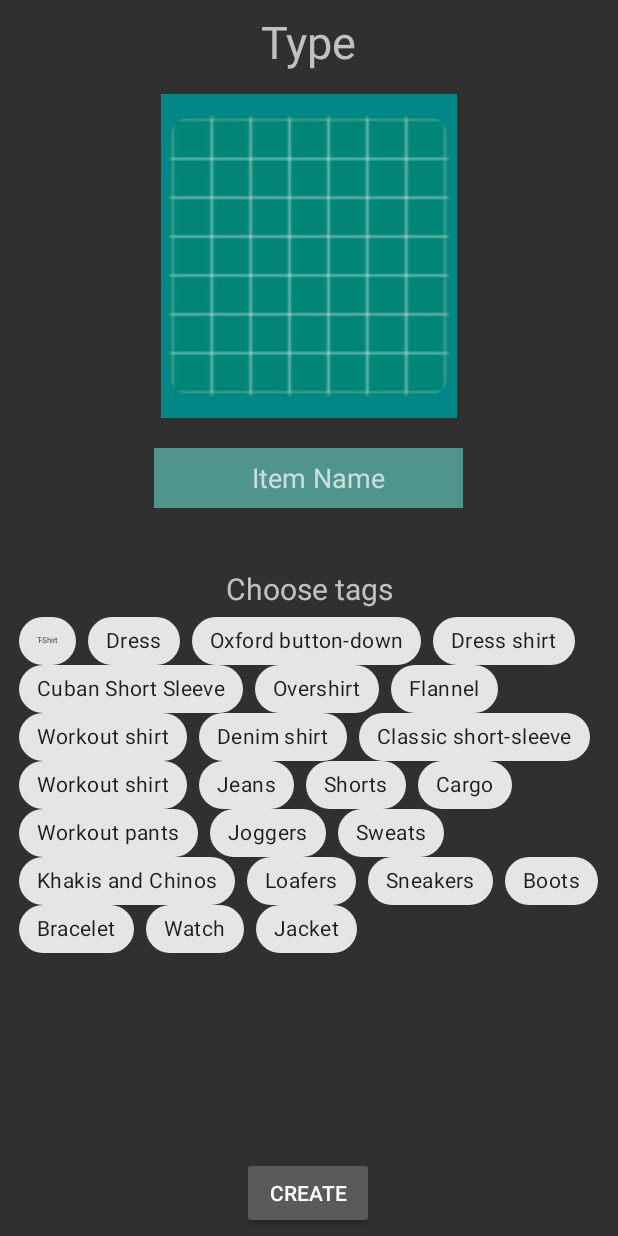
After one commit to Alvarobenz/Tommyscloset, an Android app: the layout activity_upload_item.xml on its own in the app's theme, with its tools: preview values and no code run, on a phone screen of 412 x 824 dp. The commit adds this screen. Run offline under Robolectric (Android 15) with nearby library versions, the phone set to English and light mode, and no system bars.

Commit message:
Tags and item info being pushed to Realtime Database successfully.

```diff
--- a/app/build.gradle
+++ b/app/build.gradle
@@ -37,4 +37,7 @@ dependencies {
     implementation 'com.google.firebase:firebase-auth:19.3.0'
     implementation 'com.android.support:multidex:1.0.3'
     implementation 'com.squareup.picasso:picasso:2.71828'
+    implementation 'com.google.android.material:material:1.2.0-alpha05'
+
+
 }
--- a/app/src/main/AndroidManifest.xml
+++ b/app/src/main/AndroidManifest.xml
@@ -14,6 +14,7 @@
         android:roundIcon="@mipmap/ic_launcher_round"
         android:supportsRtl="true"
         android:theme="@style/AppTheme">
+        <activity android:name=".uploadItem"></activity>
         <activity android:name=".uploadImage" />
         <activity android:name=".ClothesuploadSelect" />
         <activity android:name=".Galleryview" />
@@ -38,9 +39,8 @@
             android:grantUriPermissions="true">
             <meta-data
                 android:name="android.support.FILE_PROVIDER_PATHS"
-                android:resource="@xml/file_paths"> </meta-data>
+                android:resource="@xml/file_paths"></meta-data>
         </provider>
-
     </application>
 
 </manifest>
--- a/app/src/main/java/com/example/tommyscloset/Accountsettings.java
+++ b/app/src/main/java/com/example/tommyscloset/Accountsettings.java
@@ -466,7 +466,7 @@ public class Accountsettings extends AppCompatActivity {
     // or ----- startActivityForResult(galleryIntent, IMAGE_PICK_GALLERY_CODE);
     // request code will tell us, result code will tell us if
     @Override
-    protected void onActivityResult(int resultCode, int requestCode, @Nullable Intent data) {
+    protected void onActivityResult(int requestCode, int resultCode, @Nullable Intent data) {
         // After picking image from Camera or Gallery
         if (resultCode == RESULT_OK) {
             if (requestCode == IMAGE_PICK_GALLERY_CODE){
--- /dev/null
+++ b/app/src/main/res/layout/activity_upload_item.xml
@@ -0,0 +1,273 @@
+<?xml version="1.0" encoding="utf-8"?>
+<androidx.constraintlayout.widget.ConstraintLayout xmlns:android="http://schemas.android.com/apk/res/android"
+    xmlns:app="http://schemas.android.com/apk/res-auto"
+    xmlns:tools="http://schemas.android.com/tools"
+    android:layout_width="match_parent"
+    android:layout_height="match_parent"
+    tools:context=".Accountsettings">
+
+
+    <TextView
+        android:id="@+id/itemTypeTxt"
+        android:layout_width="wrap_content"
+        android:layout_height="wrap_content"
+        android:text="Type"
+        android:textSize="30sp"
+        app:layout_constraintBottom_toTopOf="@+id/itemImageView"
+        app:layout_constraintEnd_toEndOf="parent"
+        app:layout_constraintStart_toStartOf="parent"
+        app:layout_constraintTop_toTopOf="parent"
+        app:layout_constraintVertical_bias="0.319" />
+
+    <TextView
+        android:id="@+id/itemTagTxt"
+        android:layout_width="wrap_content"
+        android:layout_height="wrap_content"
+        android:layout_marginBottom="184dp"
+
+        android:text="Choose tags"
+        android:textSize="20sp"
+        app:layout_constraintBottom_toTopOf="@+id/buttonCreate"
+        app:layout_constraintEnd_toEndOf="parent"
+        app:layout_constraintStart_toStartOf="parent"
+        app:layout_constraintTop_toBottomOf="@+id/itemNameTxt"
+        app:layout_constraintVertical_bias="0.18" />
+
+
+    <Button
+        android:id="@+id/buttonCreate"
+        android:layout_width="wrap_content"
+        android:layout_height="wrap_content"
+        android:text="Create"
+        app:layout_constraintBottom_toBottomOf="parent"
+        app:layout_constraintEnd_toEndOf="parent"
+        app:layout_constraintHorizontal_bias="0.498"
+        app:layout_constraintStart_toStartOf="parent"
+        app:layout_constraintTop_toBottomOf="@+id/itemImageView"
+        app:layout_constraintVertical_bias="0.991" />
+
+    <ImageView
+        android:id="@+id/itemImageView"
+        android:layout_width="197dp"
+        android:layout_height="216dp"
+        android:layout_marginTop="33dp"
+        android:background="@color/design_default_color_secondary_variant"
+        android:padding="5dp"
+        app:layout_constraintBottom_toBottomOf="parent"
+        app:layout_constraintEnd_toEndOf="parent"
+        app:layout_constraintStart_toStartOf="parent"
+        app:layout_constraintTop_toTopOf="parent"
+        app:layout_constraintVertical_bias="0.051"
+        app:srcCompat="@mipmap/ic_launcher" />
+
+    <EditText
+        android:id="@+id/itemNameTxt"
+        android:layout_width="206dp"
+        android:layout_height="40dp"
+        android:layout_marginTop="20dp"
+        android:background="#A361CFBF"
+        android:hint="              Item Name"
+        app:layout_constraintEnd_toEndOf="parent"
+        app:layout_constraintHorizontal_bias="0.497"
+        app:layout_constraintStart_toStartOf="parent"
+        app:layout_constraintTop_toBottomOf="@+id/itemImageView" />
+
+    <com.google.android.material.chip.ChipGroup
+        android:id="@+id/chipGroup1"
+        android:layout_width="wrap_content"
+        android:layout_height="wrap_content"
+        android:layout_marginStart="0dp"
+        android:layout_marginTop="5dp"
+        android:layout_marginEnd="0dp"
+        android:layout_marginBottom="50dp"
+        android:paddingStart="0dp"
+        android:paddingEnd="0dp"
+
+
+
+        android:visibility="visible"
+        app:chipSpacing="0dp"
+        app:layout_constraintBottom_toTopOf="@+id/buttonCreate"
+        app:layout_constraintEnd_toEndOf="@+id/itemImageView"
+        app:layout_constraintHorizontal_bias="0.502"
+        app:layout_constraintStart_toStartOf="@+id/itemImageView"
+        app:layout_constraintTop_toBottomOf="@+id/itemTagTxt"
+        app:layout_constraintVertical_bias="0.0"
+        android:theme="@style/Theme.MaterialComponents.Light"
+        tools:visibility="visible">
+
+        <com.google.android.material.chip.Chip
+            style="@style/Widget.MaterialComponents.Chip.Filter"
+            android:layout_width="wrap_content"
+            android:layout_height="wrap_content"
+            android:text="T-Shirt"
+            android:textSize="5dp"
+            app:chipMinTouchTargetSize="0dp"
+            />
+
+        <com.google.android.material.chip.Chip
+            style="@style/Widget.MaterialComponents.Chip.Filter"
+            android:layout_width="wrap_content"
+            android:layout_height="wrap_content"
+            android:text="Dress"
+            app:chipMinTouchTargetSize="0dp"/>
+
+        <com.google.android.material.chip.Chip
+            style="@style/Widget.MaterialComponents.Chip.Filter"
+            android:layout_width="wrap_content"
+            android:layout_height="wrap_content"
+            android:text="Oxford button-down"
+            app:chipMinTouchTargetSize="0dp"/>
+
+        <com.google.android.material.chip.Chip
+            style="@style/Widget.MaterialComponents.Chip.Filter"
+            android:layout_width="wrap_content"
+            android:layout_height="wrap_content"
+            android:text="Dress shirt"
+            app:chipMinTouchTargetSize="0dp"/>
+
+        <com.google.android.material.chip.Chip
+            style="@style/Widget.MaterialComponents.Chip.Filter"
+            android:layout_width="wrap_content"
+            android:layout_height="wrap_content"
+            android:text="Cuban Short Sleeve"
+            app:chipMinTouchTargetSize="0dp"/>
+
+        <com.google.android.material.chip.Chip
+            style="@style/Widget.MaterialComponents.Chip.Filter"
+            android:layout_width="wrap_content"
+            android:layout_height="wrap_content"
+            android:text="Overshirt"
+            app:chipMinTouchTargetSize="0dp"/>
+
+        <com.google.android.material.chip.Chip
+            style="@style/Widget.MaterialComponents.Chip.Filter"
+            android:layout_width="wrap_content"
+            android:layout_height="wrap_content"
+            android:text="Flannel"
+            app:chipMinTouchTargetSize="0dp"/>
+
+        <com.google.android.material.chip.Chip
+            style="@style/Widget.MaterialComponents.Chip.Filter"
+            android:layout_width="wrap_content"
+            android:layout_height="wrap_content"
+            android:text="Workout shirt"
+            app:chipMinTouchTargetSize="0dp"/>
+
+        <com.google.android.material.chip.Chip
+            style="@style/Widget.MaterialComponents.Chip.Filter"
+            android:layout_width="wrap_content"
+            android:layout_height="wrap_content"
+            android:text="Denim shirt"
+            app:chipMinTouchTargetSize="0dp"/>
+
+        <com.google.android.material.chip.Chip
+            style="@style/Widget.MaterialComponents.Chip.Filter"
+            android:layout_width="wrap_content"
+            android:layout_height="wrap_content"
+            android:text="Classic short-sleeve"
+            app:chipMinTouchTargetSize="0dp"/>
+
+        <com.google.android.material.chip.Chip
+            style="@style/Widget.MaterialComponents.Chip.Filter"
+            android:layout_width="wrap_content"
+            android:layout_height="wrap_content"
+            android:text="Workout shirt"
+            app:chipMinTouchTargetSize="0dp"/>
+
+        <com.google.android.material.chip.Chip
+            style="@style/Widget.MaterialComponents.Chip.Filter"
+            android:layout_width="wrap_content"
+            android:layout_height="wrap_content"
+            android:text="Jeans"
+            app:chipMinTouchTargetSize="0dp"/>
+
+        <com.google.android.material.chip.Chip
+            style="@style/Widget.MaterialComponents.Chip.Filter"
+            android:layout_width="wrap_content"
+            android:layout_height="wrap_content"
+            android:text="Shorts"
+            app:chipMinTouchTargetSize="0dp"/>
+
+        <com.google.android.material.chip.Chip
+            style="@style/Widget.MaterialComponents.Chip.Filter"
+            android:layout_width="wrap_content"
+            android:layout_height="wrap_content"
+            android:text="Cargo"
+            app:chipMinTouchTargetSize="0dp"/>
+
+        <com.google.android.material.chip.Chip
+            style="@style/Widget.MaterialComponents.Chip.Filter"
+            android:layout_width="wrap_content"
+            android:layout_height="wrap_content"
+            android:text="Workout pants"
+            app:chipMinTouchTargetSize="0dp"/>
+
+        <com.google.android.material.chip.Chip
+            style="@style/Widget.MaterialComponents.Chip.Filter"
+            android:layout_width="wrap_content"
+            android:layout_height="wrap_content"
+            android:text="Joggers"
+            app:chipMinTouchTargetSize="0dp"/>
+
+        <com.google.android.material.chip.Chip
+            style="@style/Widget.MaterialComponents.Chip.Filter"
+            android:layout_width="wrap_content"
+            android:layout_height="wrap_content"
+            android:text="Sweats"
+            app:chipMinTouchTargetSize="0dp"/>
+
+        <com.google.android.material.chip.Chip
+            style="@style/Widget.MaterialComponents.Chip.Filter"
+            android:layout_width="wrap_content"
+            android:layout_height="wrap_content"
+            android:text="Khakis and Chinos"
+            app:chipMinTouchTargetSize="0dp"/>
+
+        <com.google.android.material.chip.Chip
+            style="@style/Widget.MaterialComponents.Chip.Filter"
+            android:layout_width="wrap_content"
+            android:layout_height="wrap_content"
+            android:text="Loafers"
+            app:chipMinTouchTargetSize="0dp"/>
+
+        <com.google.android.material.chip.Chip
+            style="@style/Widget.MaterialComponents.Chip.Filter"
+            android:layout_width="wrap_content"
+            android:layout_height="wrap_content"
+            android:text="Sneakers"
+            app:chipMinTouchTargetSize="0dp"/>
+
+        <com.google.android.material.chip.Chip
+            style="@style/Widget.MaterialComponents.Chip.Filter"
+            android:layout_width="wrap_content"
+            android:layout_height="wrap_content"
+            android:text="Boots"
+            app:chipMinTouchTargetSize="0dp"/>
+
+        <com.google.android.material.chip.Chip
+            style="@style/Widget.MaterialComponents.Chip.Filter"
+            android:layout_width="wrap_content"
+            android:layout_height="wrap_content"
+            android:text="Bracelet"
+            app:chipMinTouchTargetSize="0dp"/>
+
+        <com.google.android.material.chip.Chip
+            style="@style/Widget.MaterialComponents.Chip.Filter"
+            android:layout_width="wrap_content"
+            android:layout_height="wrap_content"
+            android:text="Watch"
+            app:chipMinTouchTargetSize="0dp"/>
+
+        <com.google.android.material.chip.Chip
+            style="@style/Widget.MaterialComponents.Chip.Filter"
+            android:layout_width="wrap_content"
+            android:layout_height="wrap_content"
+            android:text="Jacket"
+            app:chipMinTouchTargetSize="0dp"/>
+
+
+    </com.google.android.material.chip.ChipGroup>
+
+
+</androidx.constraintlayout.widget.ConstraintLayout>
```
Also changed, not shown: app/src/main/java/com/example/tommyscloset/Clothesupload.java (+4 -8 lines), app/src/main/java/com/example/tommyscloset/item.java (added, +41 -0 lines), app/src/main/java/com/example/tommyscloset/uploadImage.java (+21 -10 lines), app/src/main/java/com/example/tommyscloset/uploadItem.java (added, +143 -0 lines), app/src/main/res/values/strings.xml (indentation only).
